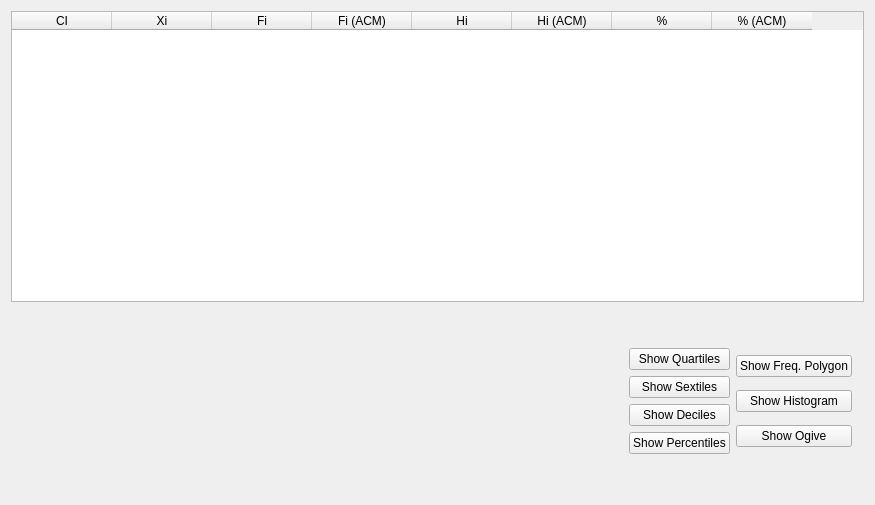
This is ui/classintervalfreqt.ui in h-nick/SHelper as Qt 5 draws it before an edit. The edited form follows.
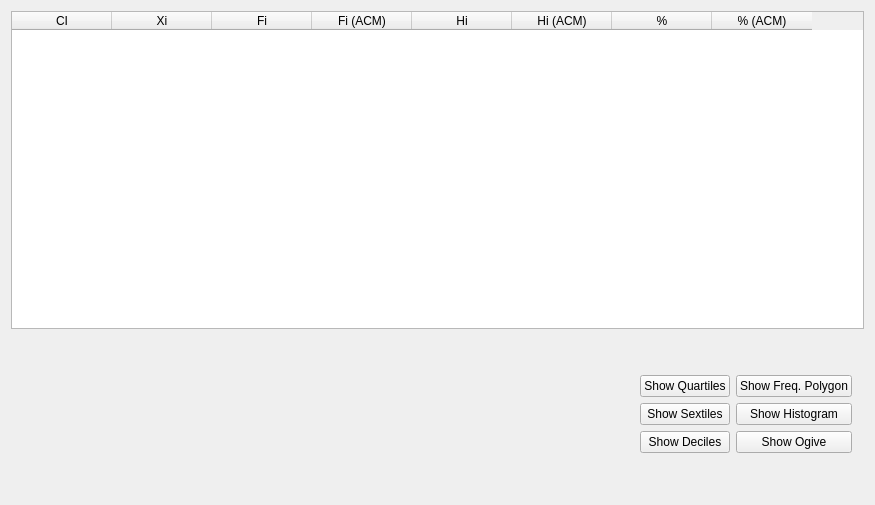
This is the edited form.

Patch:
```diff
--- a/ui/classintervalfreqt.ui
+++ b/ui/classintervalfreqt.ui
@@ -188,16 +188,6 @@
        </property>
       </widget>
      </item>
-     <item>
-      <widget class="QPushButton" name="buttonPercentiles">
-       <property name="enabled">
-        <bool>true</bool>
-       </property>
-       <property name="text">
-        <string>Show Percentiles</string>
-       </property>
-      </widget>
-     </item>
      <item>
       <spacer name="verticalSpacer_3">
        <property name="orientation">
```
